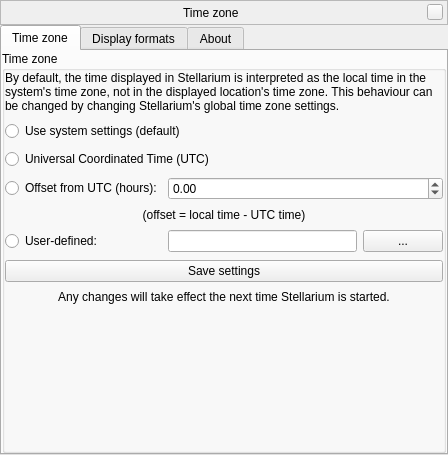
The window that plugins/TimeZoneConfiguration/src/gui/timeZoneConfigurationWindow.ui (519984307/stellarium_src) describes before a commit, drawn with Qt 5.
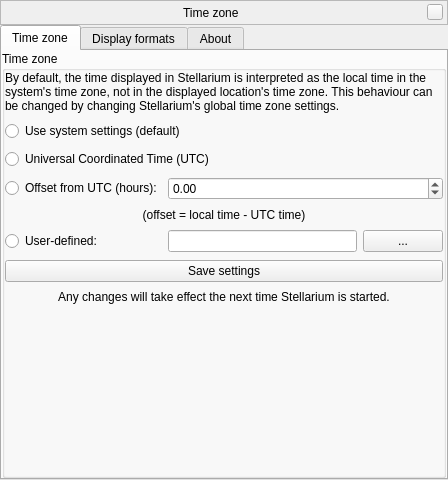
The same window after the commit. Custom widgets are drawn as their Qt base class.

Commit message: TimeZone plugin - fix dialog size

Diff of the .ui file:
```diff
--- a/plugins/TimeZoneConfiguration/src/gui/timeZoneConfigurationWindow.ui
+++ b/plugins/TimeZoneConfiguration/src/gui/timeZoneConfigurationWindow.ui
@@ -7,7 +7,7 @@
     <x>0</x>
     <y>0</y>
     <width>448</width>
-    <height>398</height>
+    <height>480</height>
    </rect>
   </property>
   <layout class="QVBoxLayout" name="verticalLayout">
```
Left out of the diff: 92 changed lines with no effect on the pictures.
